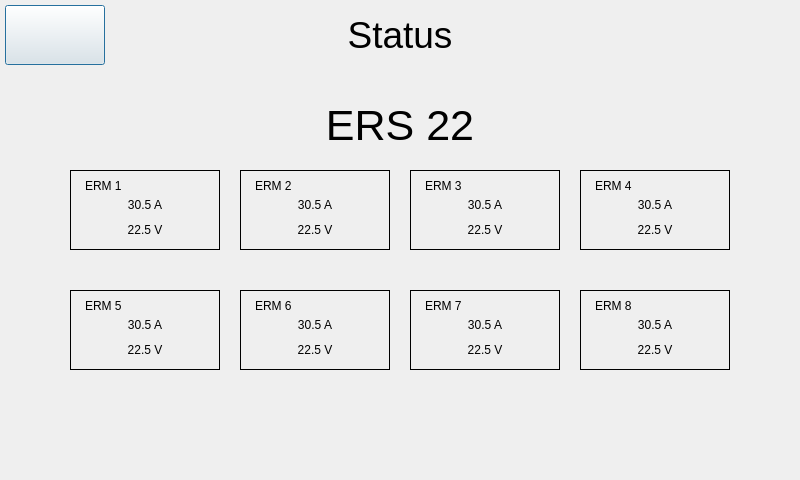
This is statusdialog.ui in Keithsys730/ERC_UI_DEMO as Qt 5 draws it before an edit. The edited form follows.
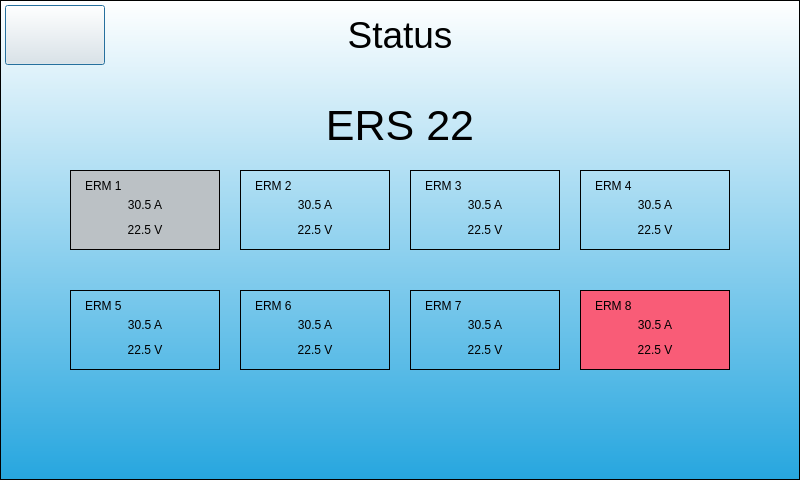
This is the edited form. Icons and pictures are not drawn.

Commit message: Add base frames for each screen for ui background color...etc.

```diff
--- a/statusdialog.ui
+++ b/statusdialog.ui
@@ -80,6 +80,9 @@
      <height>80</height>
     </rect>
    </property>
+   <property name="styleSheet">
+    <string notr="true">background-color: rgb(187, 193, 197);</string>
+   </property>
    <property name="frameShape">
     <enum>QFrame::Panel</enum>
    </property>
@@ -324,6 +327,9 @@
      <height>80</height>
     </rect>
    </property>
+   <property name="styleSheet">
+    <string notr="true">background-color: rgb(249, 92, 119);</string>
+   </property>
    <property name="frameShape">
     <enum>QFrame::Panel</enum>
    </property>
@@ -559,6 +565,37 @@
     </property>
    </widget>
   </widget>
+  <widget class="QFrame" name="baseFrame">
+   <property name="geometry">
+    <rect>
+     <x>0</x>
+     <y>0</y>
+     <width>800</width>
+     <height>480</height>
+    </rect>
+   </property>
+   <property name="styleSheet">
+    <string notr="true">background-color: qlineargradient(spread:pad, x1:0, y1:1, x2:0, y2:0, stop:0 rgba(38, 166, 223, 255), stop:1 rgba(255, 255, 255, 255));</string>
+   </property>
+   <property name="frameShape">
+    <enum>QFrame::StyledPanel</enum>
+   </property>
+   <property name="frameShadow">
+    <enum>QFrame::Raised</enum>
+   </property>
+  </widget>
+  <zorder>baseFrame</zorder>
+  <zorder>statusLabel</zorder>
+  <zorder>returnMainButton</zorder>
+  <zorder>ersLabel</zorder>
+  <zorder>erm1Frame</zorder>
+  <zorder>erm2Frame</zorder>
+  <zorder>erm3Frame</zorder>
+  <zorder>erm4Frame</zorder>
+  <zorder>erm8Frame</zorder>
+  <zorder>erm5Frame</zorder>
+  <zorder>erm6Frame</zorder>
+  <zorder>erm7Frame</zorder>
  </widget>
  <resources/>
  <connections/>
```
The commit also changes 4 other files.
